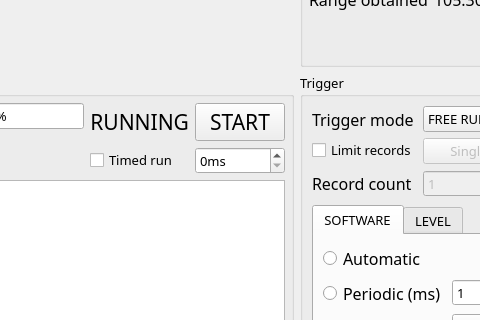
First picture: the form in MainWindow.ui, repository sevenreek/qtadqscope, before the edit; both pictures show x 355 to 835 and y 237 to 557 of the 1160 by 813 pixel window.
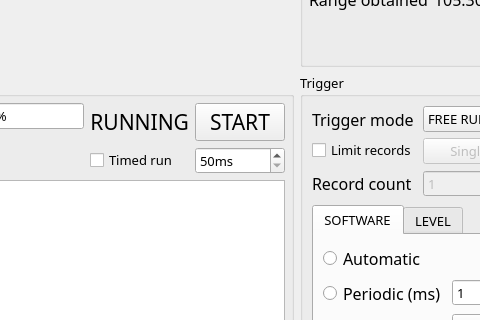
Second picture: the form after the edit. Custom widgets are drawn as their Qt base class.

The edit to the form file:
```diff
--- a/MainWindow.ui
+++ b/MainWindow.ui
@@ -715,6 +715,9 @@
              <property name="suffix">
               <string>ms</string>
              </property>
+             <property name="minimum">
+              <number>50</number>
+             </property>
              <property name="maximum">
               <number>2147483647</number>
              </property>
```
Left out of the diff: 2 changed lines with no effect on the pictures.
